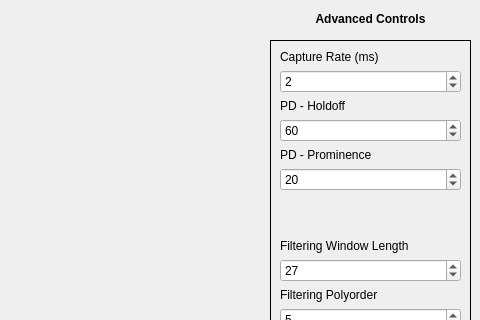
First picture: the form in ecg_viewer_window.ui, repository HTM-Workshop/ECG-Viewer, before the edit; both pictures show x 320 to 800 and y 0 to 320 of the 800 by 761 pixel window.
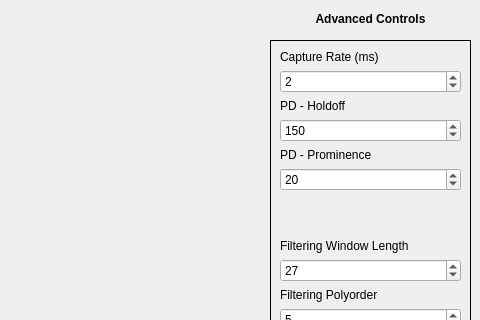
Second picture: the form after the edit. Icons and pictures are not drawn. Custom widgets are drawn as their Qt base class.

Commit message:
Added conditional to input routine. Significant performance boost
Previously, python would reject a large amount of data from the
arduino because it was recieving multiple measurements at once.
This forces the input routine to exit as soon as it captures a
single datapoint input (terminated by '\n').

This has increased the sample rate on my laptop from about 175sps
to 350sps

```diff
--- a/ecg_viewer_window.ui
+++ b/ecg_viewer_window.ui
@@ -322,8 +322,14 @@
        </item>
        <item>
         <widget class="QSpinBox" name="holdoff_box">
+         <property name="maximum">
+          <number>300</number>
+         </property>
+         <property name="singleStep">
+          <number>10</number>
+         </property>
          <property name="value">
-          <number>60</number>
+          <number>150</number>
          </property>
         </widget>
        </item>
```
The commit also changes 2 other files.
